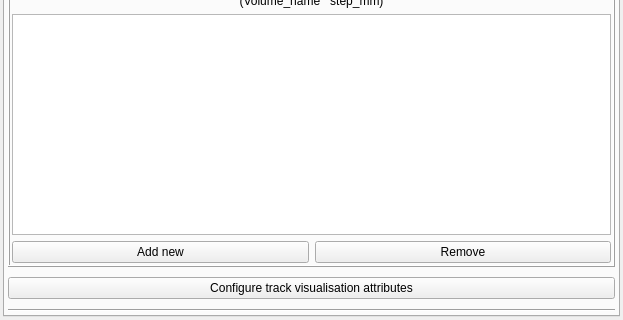
The window that ants3bundle/src/ants3/gui/particleSim/aparticlesimwin.ui (andrmor/ANTS3bundle) describes before a commit, drawn with Qt 5; both pictures show x 0 to 623 and y 447 to 767 of the 623 by 767 pixel window.
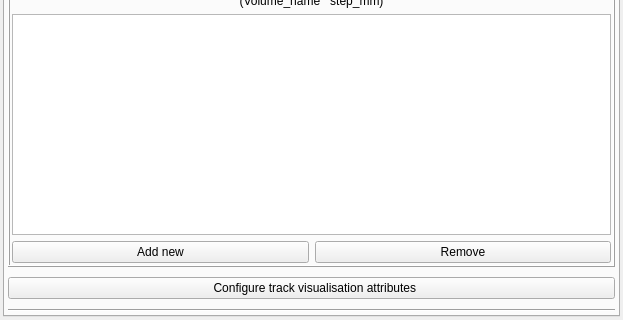
The same window after the commit. The open tabs and pages were chosen to show the change. Icons and pictures are not drawn.

Commit message: start update of photon track vis options

```diff
--- a/ants3bundle/src/ants3/gui/particleSim/aparticlesimwin.ui
+++ b/ants3bundle/src/ants3/gui/particleSim/aparticlesimwin.ui
@@ -288,7 +288,7 @@
           <item>
            <widget class="QPushButton" name="pbConfigureTrackStyles">
             <property name="text">
-             <string>  Configure track visualisation attributes  </string>
+             <string>  Configure track visualisation attributes</string>
             </property>
            </widget>
           </item>
```
The commit also changes 13 other files.
